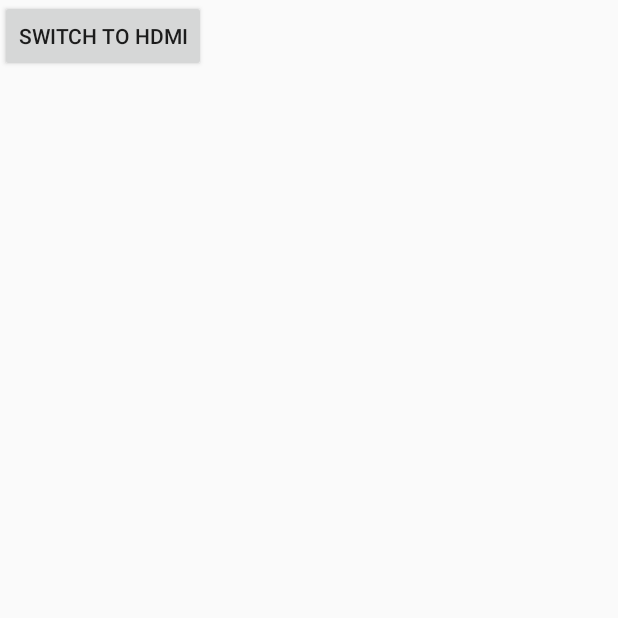
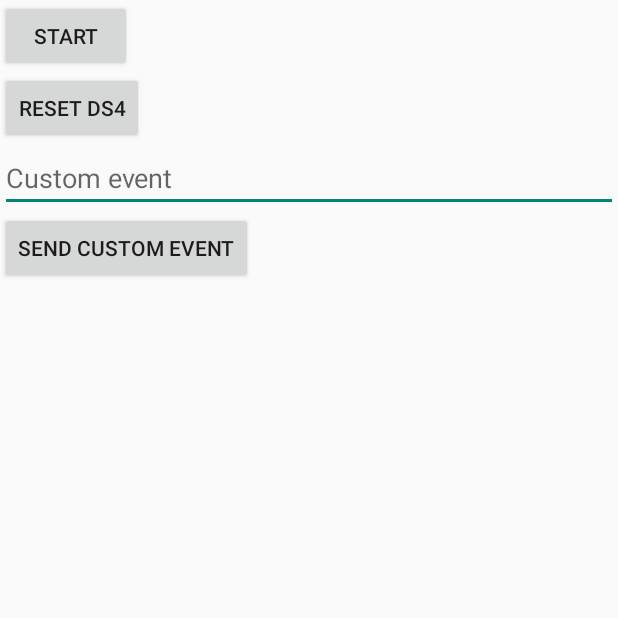
Before and after one commit to 02900/tv-game-library, an Android app: the MainActivity screen opened directly, with no data from a screen before it, on a phone screen of 412 x 824 dp, the top half of it. Run offline under Robolectric (Android 15) with nearby library versions, the phone set to English and light mode, and no system bars.

```diff
--- a/app/src/main/AndroidManifest.xml
+++ b/app/src/main/AndroidManifest.xml
@@ -1,5 +1,8 @@
 <?xml version="1.0" encoding="utf-8"?>
-<manifest xmlns:android="http://schemas.android.com/apk/res/android" >
+<manifest xmlns:android="http://schemas.android.com/apk/res/android">
+
+    <uses-permission android:name="android.permission.INTERNET"/>
+
     <uses-feature android:name="android.software.leanback"
         android:required="true" />
 
--- a/app/src/main/res/layout/activity_main.xml
+++ b/app/src/main/res/layout/activity_main.xml
@@ -1,18 +1,42 @@
 <?xml version="1.0" encoding="utf-8"?>
-<androidx.constraintlayout.widget.ConstraintLayout xmlns:android="http://schemas.android.com/apk/res/android"
-    xmlns:app="http://schemas.android.com/apk/res-auto"
-    xmlns:tools="http://schemas.android.com/tools"
-    android:layout_width="match_parent"
-    android:layout_height="match_parent"
-    tools:context=".MainActivity">
+
+<LinearLayout
+xmlns:android="http://schemas.android.com/apk/res/android"
+xmlns:app="http://schemas.android.com/apk/res-auto"
+xmlns:tools="http://schemas.android.com/tools"
+android:layout_width="match_parent"
+android:layout_height="match_parent"
+android:orientation="vertical"
+tools:context=".MainActivity">
 
     <Button
-        android:id="@+id/btn_switch_to_hdmi"
         android:layout_width="wrap_content"
         android:layout_height="wrap_content"
-        android:text="Switch to HDMI"
-        tools:layout_editor_absoluteX="42dp"
-        tools:layout_editor_absoluteY="35dp"
-        android:onClick="switchToHDMI"
+        android:text="Start"
+        android:id="@+id/btn_switch_to_hdmi"
+        android:onClick="initGameLibrary"
         />
-</androidx.constraintlayout.widget.ConstraintLayout>
+
+    <Button
+        android:layout_width="wrap_content"
+        android:layout_height="wrap_content"
+        android:text="Reset DS4"
+        android:id="@+id/btn_reset_ds4"
+        android:onClick="resetDS4"
+        />
+
+    <EditText
+        android:layout_width="match_parent"
+        android:layout_height="wrap_content"
+        android:hint="Custom event"
+        android:id="@+id/editText1"/>
+
+    <Button
+        android:layout_width="wrap_content"
+        android:layout_height="wrap_content"
+        android:text="Send Custom Event"
+        android:id="@+id/button1"
+        android:onClick="sendCustomEvent"
+        />
+
+</LinearLayout>
```
Also changed, not shown: app/src/main/java/com/example/tvgamelibrary/MainActivity.java (+75 -14 lines).
